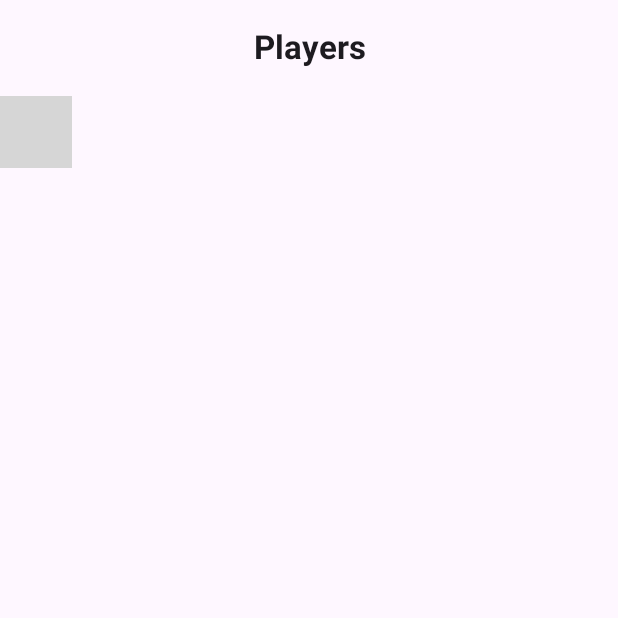
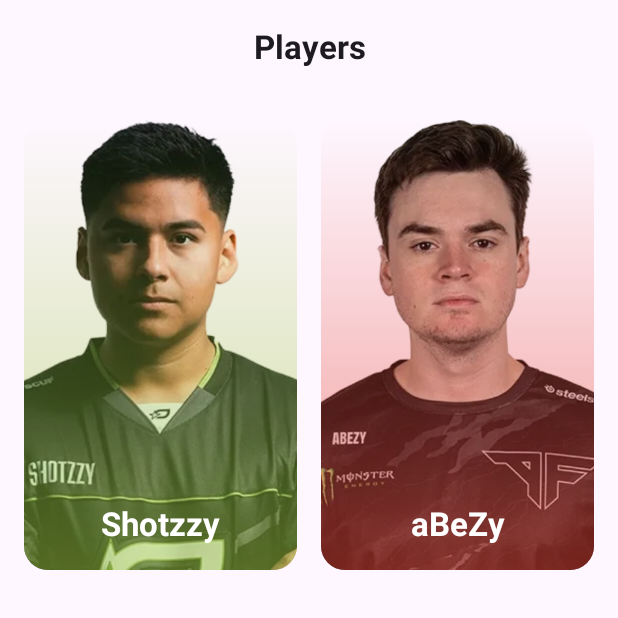
Before and after one commit to itsandreramon/cdl, an Android app built with Jetpack Compose: the screen it shows after launch (MainActivity), on a phone screen of 412 x 824 dp, the top half of it. Run offline under Robolectric (Android 15) with nearby library versions, the light colour scheme and no system bars; our stand-ins replace Compose Multiplatform resources; grey boxes are pictures that could not be loaded.

Commit message:
format + clean up

```diff
--- a/composeApp/src/commonMain/kotlin/co/andrethiele/cdl/data/team/TeamRepository.kt
+++ b/composeApp/src/commonMain/kotlin/co/andrethiele/cdl/data/team/TeamRepository.kt
@@ -1,5 +1,5 @@
 package co.andrethiele.cdl.data.team
 
 interface TeamRepository {
-    suspend fun getTeamById(id: Int): Team?
+  suspend fun getTeamById(id: Int): Team?
 }
--- a/composeApp/src/commonMain/kotlin/co/andrethiele/cdl/di/modules.kt
+++ b/composeApp/src/commonMain/kotlin/co/andrethiele/cdl/di/modules.kt
@@ -2,7 +2,6 @@ package co.andrethiele.cdl.di
 
 import co.andrethiele.cdl.data.player.PlayerRepository
 import co.andrethiele.cdl.data.player.PlayerRepositoryImpl
-import co.andrethiele.cdl.data.team.TeamRepository
 import kotlinx.serialization.json.Json
 import org.koin.core.module.Module
 import org.koin.core.module.dsl.singleOf
--- /dev/null
+++ b/composeApp/src/commonMain/kotlin/co/andrethiele/cdl/ui/screen/players/PlayersScreen.kt
@@ -0,0 +1,34 @@
+package co.andrethiele.cdl.ui.screen.players
+
+import androidx.compose.runtime.Composable
+import androidx.compose.ui.graphics.Color
+import androidx.compose.ui.unit.dp
+import cdl.composeapp.generated.resources.Res
+import cdl.composeapp.generated.resources.abezy
+import cdl.composeapp.generated.resources.shotzzy
+import co.andrethiele.cdl.ui.model.PlayerUiModel
+import co.andrethiele.cdl.ui.screen.players.components.PlayerCards
+
+@Composable
+fun PlayersScreen() {
+  PlayerCards(
+    padding = 16.dp,
+    players =
+      listOf(
+        PlayerUiModel(
+          id = 1,
+          tag = "Shotzzy",
+          name = "Anthony Cuevas-Castro",
+          teamTint = Color(0xFF9CC43D),
+          avatar = Res.drawable.shotzzy,
+        ),
+        PlayerUiModel(
+          id = 2,
+          tag = "aBeZy",
+          name = "Tyler Pharris",
+          teamTint = Color(0xFFE43D30),
+          avatar = Res.drawable.abezy,
+        ),
+      ),
+  )
+}
--- /dev/null
+++ b/composeApp/src/commonMain/kotlin/co/andrethiele/cdl/ui/screen/players/components/PlayerCard.kt
@@ -0,0 +1,60 @@
+package co.andrethiele.cdl.ui.screen.players.components
+
+import androidx.compose.foundation.Image
+import androidx.compose.foundation.background
+import androidx.compose.foundation.clickable
+import androidx.compose.foundation.layout.*
+import androidx.compose.foundation.shape.RoundedCornerShape
+import androidx.compose.material3.MaterialTheme
+import androidx.compose.material3.Text
+import androidx.compose.runtime.Composable
+import androidx.compose.ui.Alignment
+import androidx.compose.ui.Modifier
+import androidx.compose.ui.draw.clip
+import androidx.compose.ui.graphics.Brush
+import androidx.compose.ui.graphics.Color
+import androidx.compose.ui.layout.ContentScale
+import androidx.compose.ui.text.font.FontWeight
+import androidx.compose.ui.unit.dp
+import co.andrethiele.cdl.ui.model.PlayerUiModel
+import org.jetbrains.compose.resources.painterResource
+
+@Composable
+fun PlayerCard(model: PlayerUiModel, modifier: Modifier = Modifier, onClick: () -> Unit = {}) {
+  Box(modifier = modifier) {
+    Box(
+      modifier =
+        Modifier.fillMaxWidth().height(300.dp).clip(RoundedCornerShape(16.dp)).clickable {
+          onClick()
+        }
+    ) {
+      Image(
+        painter = painterResource(model.avatar),
+        contentDescription = null,
+        modifier = Modifier.fillMaxSize(),
+        contentScale = ContentScale.Crop,
+      )
+
+      Box(
+        modifier =
+          Modifier.fillMaxSize()
+            .background(
+              brush =
+                Brush.verticalGradient(
+                  colors = listOf(Color.Transparent, model.teamTint.copy(alpha = .5f)),
+                  startY = 0f,
+                  endY = Float.POSITIVE_INFINITY,
+                )
+            )
+      )
+
+      Text(
+        text = model.tag,
+        modifier = Modifier.align(Alignment.BottomCenter).padding(16.dp),
+        color = Color.White,
+        fontWeight = FontWeight.Bold,
+        style = MaterialTheme.typography.titleLarge,
+      )
+    }
+  }
+}
--- /dev/null
+++ b/composeApp/src/commonMain/kotlin/co/andrethiele/cdl/ui/screen/players/components/PlayerCards.kt
@@ -0,0 +1,25 @@
+package co.andrethiele.cdl.ui.screen.players.components
+
+import androidx.compose.foundation.layout.Arrangement
+import androidx.compose.foundation.layout.PaddingValues
+import androidx.compose.foundation.layout.fillMaxSize
+import androidx.compose.foundation.lazy.grid.GridCells
+import androidx.compose.foundation.lazy.grid.LazyVerticalGrid
+import androidx.compose.foundation.lazy.grid.items
+import androidx.compose.runtime.Composable
+import androidx.compose.ui.Modifier
+import androidx.compose.ui.unit.Dp
+import co.andrethiele.cdl.ui.model.PlayerUiModel
+
+@Composable
+fun PlayerCards(padding: Dp, players: List<PlayerUiModel>) {
+  LazyVerticalGrid(
+    columns = GridCells.Fixed(2),
+    contentPadding = PaddingValues(padding),
+    horizontalArrangement = Arrangement.spacedBy(padding),
+    verticalArrangement = Arrangement.spacedBy(padding),
+    modifier = Modifier.fillMaxSize(),
+  ) {
+    items(players) { PlayerCard(it) }
+  }
+}
```
Also changed, not shown: composeApp/src/commonMain/kotlin/co/andrethiele/cdl/App.kt (+4 -120 lines), composeApp/src/commonMain/kotlin/co/andrethiele/cdl/data/team/TeamEntity.kt (+1 -6 lines), composeApp/src/commonMain/kotlin/co/andrethiele/cdl/data/team/TeamRepositoryImpl.kt (+4 -6 lines), composeApp/src/commonMain/kotlin/co/andrethiele/cdl/ui/model/PlayerUiModel.kt (+5 -5 lines), composeApp/src/commonMain/kotlin/co/andrethiele/cdl/ui/theme/theme.kt (line endings or trailing spaces).
